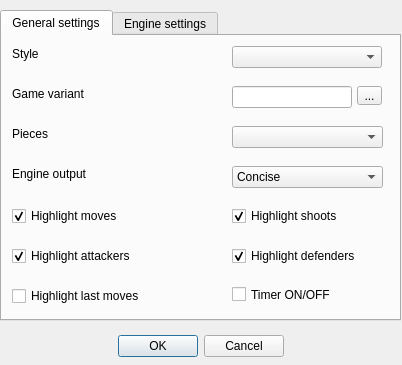
Before: the Qt Designer form settingsdialog.ui in fire-lizard/QBoard, drawn with Qt 5.
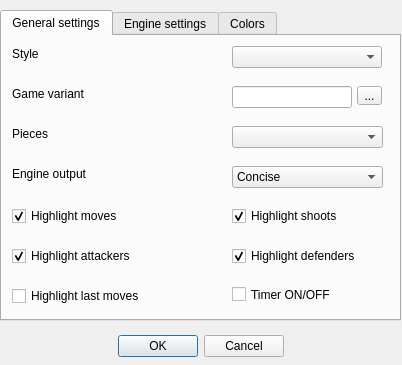
After: the same form once the commit is applied.

```diff
--- a/settingsdialog.ui
+++ b/settingsdialog.ui
@@ -411,6 +411,11 @@
      </property>
     </widget>
    </widget>
+   <widget class="QWidget" name="tab_3">
+    <attribute name="title">
+     <string>Colors</string>
+    </attribute>
+   </widget>
   </widget>
  </widget>
  <resources/>
```
